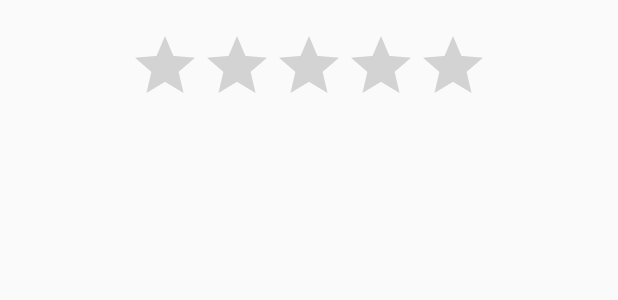
After one commit to PopPaulTudor/VolteemV1.0, an Android app: the layout volunteer_alert_dialog.xml on its own in the app's theme, with its tools: preview values and no code run, on a phone screen of 412 x 824 dp. The commit adds this screen. Shown: the top 300 px of the screen. Run offline under Robolectric (Android 15) with nearby library versions, the phone set to English and light mode, and no system bars.

Commit message:
Added dialogs for organisers when their event is over. Added dialogs for volunteers when an event they registered for is over. Volunteers can now only see the events if their deadlines did not pass.

```diff
--- a/VolunteerApp/app/src/main/java/com/volunteer/thc/volunteerapp/presentation/volunteer/VolunteerEventsFragment.java
+++ b/VolunteerApp/app/src/main/java/com/volunteer/thc/volunteerapp/presentation/volunteer/VolunteerEventsFragment.java
@@ -33,6 +33,7 @@ import com.volunteer.thc.volunteerapp.adaptor.OrgEventsAdaptor;
 import com.volunteer.thc.volunteerapp.model.Event;
 
 import java.util.ArrayList;
+import java.util.Calendar;
 import java.util.List;
 
 /**
@@ -48,6 +49,7 @@ public class VolunteerEventsFragment extends Fragment implements SwipeRefreshLay
     private ValueEventListener mRetrieveEvents;
     private ArrayList<String> mUserEvents = new ArrayList<>();
     private SwipeRefreshLayout mSwipeRefreshLayout;
+    private Calendar date = Calendar.getInstance();
 
     @Override
     public View onCreateView(LayoutInflater inflater, ViewGroup container,
@@ -111,7 +113,7 @@ public class VolunteerEventsFragment extends Fragment implements SwipeRefreshLay
                     for (DataSnapshot eventSnapshot : dataSnapshot.getChildren()) {
 
                         Event currentEvent = eventSnapshot.getValue(Event.class);
-                        if (!isUserRegisteredForEvent(currentEvent.getEventID())) {
+                        if (!isUserRegisteredForEvent(currentEvent.getEventID()) && (currentEvent.getDeadline() > date.getTimeInMillis())) {
                             mEventsList.add(currentEvent);
                         }
                     }
--- /dev/null
+++ b/VolunteerApp/app/src/main/res/layout/volunteer_alert_dialog.xml
@@ -0,0 +1,27 @@
+<?xml version="1.0" encoding="utf-8"?>
+<RelativeLayout xmlns:android="http://schemas.android.com/apk/res/android"
+    android:layout_width="match_parent"
+    android:layout_height="match_parent"
+    android:orientation="vertical">
+
+    <RatingBar
+        android:id="@+id/ratingBar"
+        android:layout_width="wrap_content"
+        android:layout_height="wrap_content"
+        android:layout_alignParentTop="true"
+        android:layout_centerHorizontal="true"
+        android:layout_marginTop="20dp"
+        android:numStars="5"
+        android:stepSize="1" />
+
+    <TextView
+        android:id="@+id/noStarsText"
+        android:layout_width="wrap_content"
+        android:layout_height="wrap_content"
+        android:layout_below="@id/ratingBar"
+        android:layout_centerHorizontal="true"
+        android:text="@string/no_stars"
+        android:textColor="@android:color/holo_red_light"
+        android:visibility="gone" />
+
+</RelativeLayout>
--- a/VolunteerApp/app/src/main/res/values/strings.xml
+++ b/VolunteerApp/app/src/main/res/values/strings.xml
@@ -38,4 +38,5 @@
     <string name="change_password">Change Password</string>
     <string name="about">About</string>
     <string name="delete_account">Delete Account</string>
+    <string name="no_stars">Please give us your feedback.</string>
 </resources>
```
Also changed, not shown: VolunteerApp/app/src/main/java/com/volunteer/thc/volunteerapp/presentation/organiser/OrganiserEventsFragment.java (+34 -4 lines), VolunteerApp/app/src/main/java/com/volunteer/thc/volunteerapp/presentation/volunteer/VolunteerMyEventsFragment.java (+44 -2 lines).
